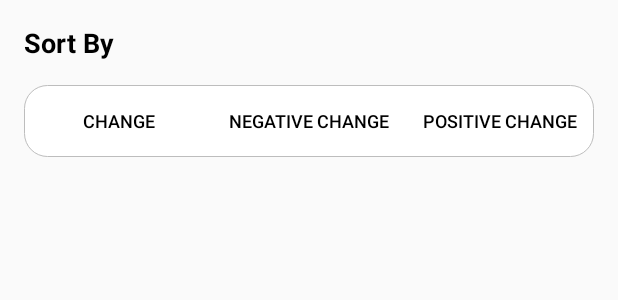
After one commit to ajay-prabhakar/Codeforces, an Android app: the layout bottom_sheet_sort_view.xml on its own in the app's theme, with its tools: preview values and no code run, on a phone screen of 412 x 824 dp. The commit adds this screen. Shown: the top 300 px of the screen. Run offline under Robolectric (Android 15) with nearby library versions, the phone set to English and light mode, and no system bars.

Commit message:
Initial commit

```diff
--- a/app/src/main/java/com/example/android/codeforces/Activities/HomeFeedActivity.java
+++ b/app/src/main/java/com/example/android/codeforces/Activities/HomeFeedActivity.java
@@ -20,6 +20,7 @@ import android.widget.ProgressBar;
 import android.widget.TextView;
 import android.widget.Toast;
 import com.example.android.codeforces.Adapter.ContestsAppearedAdapter;
+import com.example.android.codeforces.BottomSheet.SortBottomSheetView;
 import com.example.android.codeforces.Listeners.ContestItemClickListener;
 import com.example.android.codeforces.Model.Contest;
 import com.example.android.codeforces.R;
@@ -147,6 +148,11 @@ public class HomeFeedActivity extends AppCompatActivity
                         }
                     });
         }
+
+        if (id == R.id.filter) {
+            SortBottomSheetView bottomSheetView = new SortBottomSheetView();
+            bottomSheetView.show(getSupportFragmentManager(), "SortBottomSheetView");
+        }
         return super.onOptionsItemSelected(item);
     }
 
--- /dev/null
+++ b/app/src/main/java/com/example/android/codeforces/BottomSheet/SortBottomSheetView.java
@@ -0,0 +1,19 @@
+package com.example.android.codeforces.BottomSheet;
+
+import android.annotation.SuppressLint;
+import android.app.Dialog;
+import android.support.design.widget.BottomSheetDialogFragment;
+import android.view.View;
+
+import com.example.android.codeforces.R;
+
+public class SortBottomSheetView extends BottomSheetDialogFragment {
+
+    @SuppressLint("RestrictedApi")
+    @Override
+    public void setupDialog(final Dialog dialog, int style) {
+        super.setupDialog(dialog, style);
+        View contentView = View.inflate(getContext(), R.layout.bottom_sheet_sort_view, null);
+        dialog.setContentView(contentView);
+    }
+}
--- /dev/null
+++ b/app/src/main/res/drawable/ic_filter_list_black_24dp.xml
@@ -0,0 +1,5 @@
+<vector android:height="24dp" android:tint="#FFFFFF"
+    android:viewportHeight="24.0" android:viewportWidth="24.0"
+    android:width="24dp" xmlns:android="http://schemas.android.com/apk/res/android">
+    <path android:fillColor="#FF000000" android:pathData="M10,18h4v-2h-4v2zM3,6v2h18L21,6L3,6zM6,13h12v-2L6,11v2z"/>
+</vector>
--- /dev/null
+++ b/app/src/main/res/drawable/sort_button_background.xml
@@ -0,0 +1,30 @@
+<?xml version="1.0" encoding="utf-8"?>
+<selector xmlns:android="http://schemas.android.com/apk/res/android">
+
+    <item android:state_pressed="true">
+        <shape>
+            <solid
+                android:color="#79687DC2"/>
+            <corners
+                android:bottomRightRadius="15dp"
+                android:bottomLeftRadius="15dp"
+                android:topLeftRadius="15dp"
+                android:topRightRadius="15dp"/>
+        </shape>
+
+    </item>
+
+    <item>
+        <shape>
+            <stroke
+                android:width="4dp"
+                android:color="#00FFFFFF"/>
+            <corners
+                android:bottomRightRadius="15dp"
+                android:bottomLeftRadius="15dp"
+                android:topLeftRadius="15dp"
+                android:topRightRadius="15dp"/>
+        </shape>
+    </item>
+
+</selector>
--- /dev/null
+++ b/app/src/main/res/drawable/sort_button_text_color.xml
@@ -0,0 +1,22 @@
+<?xml version="1.0" encoding="utf-8"?>
+<selector xmlns:android="http://schemas.android.com/apk/res/android">
+
+    <!-- Focused and not pressed -->
+    <item android:state_focused="true"
+        android:state_pressed="false"
+        android:color="#000000" />
+
+    <!-- Focused and pressed -->
+    <item android:state_focused="true"
+        android:state_pressed="true"
+        android:color="#2A51C0" />
+
+    <!-- Unfocused and pressed -->
+    <item android:state_focused="false"
+        android:state_pressed="true"
+        android:color="#2A51C0" />
+
+    <!-- Default color -->
+    <item android:color="#000000" />
+
+</selector>
--- /dev/null
+++ b/app/src/main/res/layout/bottom_sheet_sort_view.xml
@@ -0,0 +1,55 @@
+<?xml version="1.0" encoding="utf-8"?>
+<LinearLayout xmlns:android="http://schemas.android.com/apk/res/android"
+    android:orientation="vertical"
+    android:layout_width="match_parent"
+    android:layout_height="wrap_content">
+
+    <TextView
+        android:layout_width="wrap_content"
+        android:layout_height="wrap_content"
+        android:text="Sort By"
+        android:textSize="18sp"
+        android:textStyle="bold"
+        android:layout_margin="16dp"
+        android:textColor="#000000"/>
+
+    <LinearLayout
+        android:layout_width="match_parent"
+        android:layout_height="wrap_content"
+        android:layout_weight="3"
+        android:layout_marginStart="16dp"
+        android:layout_marginEnd="16dp"
+        android:layout_marginBottom="16dp"
+        android:background="@drawable/rounded_edittext"
+        android:orientation="horizontal">
+
+        <Button
+            android:layout_width="0dp"
+            android:layout_height="match_parent"
+            android:layout_weight="1"
+            android:text="Change"
+            android:background="@drawable/sort_button_background"
+            android:textColor="@drawable/sort_button_text_color"
+            android:textSize="12sp"/>
+
+        <Button
+            android:layout_width="0dp"
+            android:layout_height="match_parent"
+            android:layout_weight="1"
+            android:text="Negative Change"
+            android:background="@drawable/sort_button_background"
+            android:textColor="@drawable/sort_button_text_color"
+            android:textSize="12sp"/>
+
+        <Button
+            android:layout_width="0dp"
+            android:layout_height="match_parent"
+            android:layout_weight="1"
+            android:background="@drawable/sort_button_background"
+            android:text="Positive Change"
+            android:textColor="@drawable/sort_button_text_color"
+            android:textSize="12sp"/>
+
+    </LinearLayout>
+
+</LinearLayout>
--- a/app/src/main/res/menu/home.xml
+++ b/app/src/main/res/menu/home.xml
@@ -2,11 +2,20 @@
 <menu xmlns:android="http://schemas.android.com/apk/res/android"
     xmlns:app="http://schemas.android.com/apk/res-auto"
     xmlns:tools="http://schemas.android.com/tools">
+
+    <item
+        android:id="@+id/filter"
+        android:icon="@drawable/ic_filter_list_black_24dp"
+        android:title="Filter List"
+        app:showAsAction="ifRoom"
+        tools:ignore="HardcodedText" />
+
     <item
         android:id="@+id/profile"
         android:icon="@drawable/ic_user"
         android:orderInCategory="100"
         android:title="Profile"
-        app:showAsAction="ifRoom"
+        app:showAsAction="always"
         tools:ignore="HardcodedText" />
+
 </menu>
```
